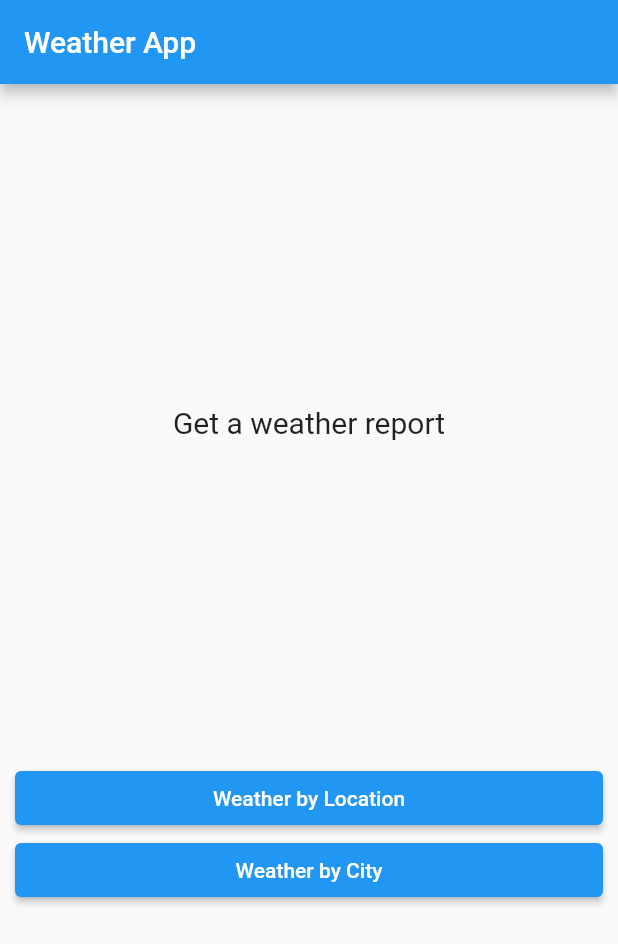
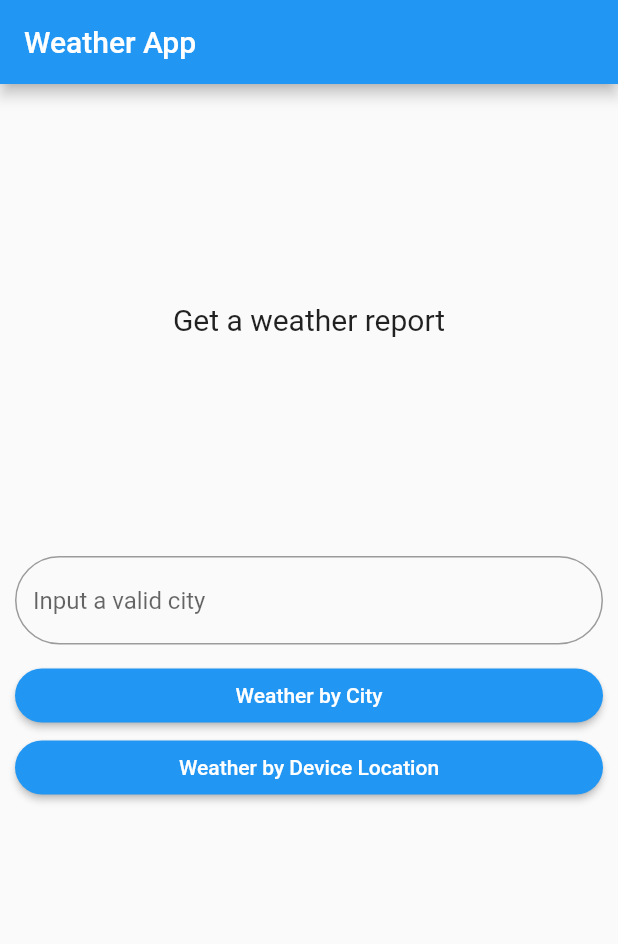
Before and after one commit to kreeztoph/weatherapp, a Flutter app: the screen it shows after launch, on a phone screen of 412 x 824 dp. Shown: the top 944 px of the screen. Run offline on Flutter 3.47's test engine with Material 2 defaults, Android fonts, the phone set to English and light mode, and no system bars; our stand-ins replace bloc, dartz, equatable, flutter_bloc, geolocator, get_it and 1 more; missing offline and left inert: cross_connectivity.

Commit message:
Location integration (#1)
 added search by city functionality

```diff
--- a/lib/features/weather/data/datasources/weather_remote_date_source.dart
+++ b/lib/features/weather/data/datasources/weather_remote_date_source.dart
@@ -31,7 +31,7 @@ class WeatherRemoteDataSourceImpl implements WeatherRemoteDataSource {
 
   @override
   Future<WeatherModel> getWeatherByCity(String city) => _getWeatherUrl(
-      'https://api.openweathermap.org/data/2.5/weather?id=$city&appid=$API_KEY');
+      'https://api.openweathermap.org/data/2.5/weather?q=$city&appid=$API_KEY');
 
   Future<WeatherModel> _getWeatherUrl(String url) async {
     final response = await client.get(Uri.parse(url), headers: {
--- a/lib/features/weather/data/repositories/weather_repository_impl.dart
+++ b/lib/features/weather/data/repositories/weather_repository_impl.dart
@@ -1,6 +1,7 @@
 // ignore_for_file: prefer_generic_function_type_aliases
 
 import 'package:dartz/dartz.dart';
+import 'package:weather_app/features/weather/data/models/weather_model.dart';
 
 import '../../../../core/error/exception.dart';
 import '../../../../core/error/failure.dart';
@@ -44,7 +45,7 @@ class WeatherRepositoryImpl implements WeatherRepository {
     if (await networkInfo.isDeviceConnected) {
       try {
         final remoteWeather = await getConcreteOrCity();
-        localDataSource.cacheWeatherTrivia;
+        localDataSource.cacheWeatherTrivia(remoteWeather as WeatherModel);
         return Right(remoteWeather);
       } on ServerException {
         return Left(ServerFailure());
--- a/lib/features/weather/domain/entities/weather.dart
+++ b/lib/features/weather/domain/entities/weather.dart
@@ -1,17 +1,17 @@
 import 'package:equatable/equatable.dart';
 
 class Weather extends Equatable {
-  final String weather;
-  final double latitude;
-  final double longitude;
+  final String weathers;
+  final double? latitude;
+  final double? longitude;
   final String weatherDescription;
-  final double mainTemp;
-  final double feelsLike;
+  final double? mainTemp;
+  final double? feelsLike;
   final String country;
   final String city;
 
   const Weather(
-      {required this.weather,
+      {required this.weathers,
       required this.latitude,
       required this.longitude,
       required this.weatherDescription,
@@ -22,7 +22,7 @@ class Weather extends Equatable {
 
   @override
   List<Object?> get props => [
-        weather,
+        weathers,
         latitude,
         longitude,
         weatherDescription,
--- a/lib/features/weather/presentation/cubit/weather_cubit.dart
+++ b/lib/features/weather/presentation/cubit/weather_cubit.dart
@@ -1,8 +1,7 @@
-// ignore_for_file: constant_identifier_names
+// ignore_for_file: constant_identifier_names, depend_on_referenced_packages
 
 import 'package:bloc/bloc.dart';
 import 'package:equatable/equatable.dart';
-import 'package:weather_app/core/util/input_converter.dart';
 import 'package:weather_app/features/weather/domain/usecases/get_concrete_weather.dart';
 import 'package:weather_app/features/weather/domain/usecases/get_weather_by_city.dart';
 
--- a/lib/features/weather/presentation/pages/weather_page.dart
+++ b/lib/features/weather/presentation/pages/weather_page.dart
@@ -2,7 +2,6 @@
 
 import 'package:flutter/material.dart';
 import 'package:flutter_bloc/flutter_bloc.dart';
-import 'package:weather_app/features/weather/data/datasources/weather_local_data_source.dart';
 import 'package:weather_app/features/weather/presentation/cubit/weather_cubit.dart';
 import 'package:weather_app/features/weather/presentation/widgets/widgets.dart';
 
@@ -19,7 +18,7 @@ class WeatherPage extends StatelessWidget {
       appBar: AppBar(
         title: const Text('Weather App'),
       ),
-      body: buildBody(),
+      body: SingleChildScrollView(child: buildBody()),
     );
   }
 }
@@ -44,7 +43,7 @@ BlocProvider<WeatherCubit> buildBody() {
                 } else if (state is WeatherLoading) {
                   return LoadingCircle();
                 } else if (state is WeatherLoaded) {
-                  return WeatherDisplay(weather: state.weather);
+                  return WeatherDisplay(mainWeather: state.weather);
                 } else if (state is Error) {
                   return MessageDisplay(message: state.message);
                 } else {
@@ -73,16 +72,37 @@ class WeatherControl extends StatefulWidget {
 }
 
 class _WeatherControlState extends State<WeatherControl> {
+  final controller = TextEditingController();
+  late String inputStr;
   @override
   Widget build(BuildContext context) {
     return Column(
       children: [
+        TextField(
+          decoration: InputDecoration(
+              border: OutlineInputBorder(
+                borderRadius: BorderRadius.circular(
+                  (30.0),
+                ),
+              ),
+              hintText: 'Input a valid city'),
+          onChanged: (value) {
+            inputStr = value;
+          },
+          onSubmitted: (_) => dispatchWeatherByCity(context),
+        ),
+        SizedBox(
+          height: 10,
+        ),
         Row(
           children: [
             Expanded(
               child: ElevatedButton(
-                onPressed: () {},
-                child: const Text('Weather by Location'),
+                style: ElevatedButton.styleFrom(
+                    shape: RoundedRectangleBorder(
+                        borderRadius: BorderRadius.circular(30))),
+                onPressed: () => dispatchWeatherByCity(context),
+                child: const Text('Weather by City'),
               ),
             ),
           ],
@@ -91,8 +111,11 @@ class _WeatherControlState extends State<WeatherControl> {
           children: [
             Expanded(
               child: ElevatedButton(
+                style: ElevatedButton.styleFrom(
+                    shape: RoundedRectangleBorder(
+                        borderRadius: BorderRadius.circular(30))),
                 onPressed: () {},
-                child: const Text('Weather by City'),
+                child: const Text('Weather by Device Location'),
               ),
             ),
           ],
@@ -100,4 +123,9 @@ class _WeatherControlState extends State<WeatherControl> {
       ],
     );
   }
+
+  void dispatchWeatherByCity(BuildContext context) {
+    controller.clear();
+    BlocProvider.of<WeatherCubit>(context).getWeatherCity(inputStr);
+  }
 }
--- a/lib/features/weather/presentation/widgets/message_display.dart
+++ b/lib/features/weather/presentation/widgets/message_display.dart
@@ -7,7 +7,7 @@ class MessageDisplay extends StatelessWidget {
   @override
   Widget build(BuildContext context) {
     return SizedBox(
-      height: MediaQuery.of(context).size.height / 2,
+      height: MediaQuery.of(context).size.height / 3,
       child: Center(
           child: SingleChildScrollView(
         child: Text(
--- a/pubspec.yaml
+++ b/pubspec.yaml
@@ -18,6 +18,7 @@ dependencies:
   cross_connectivity: ^3.0.5
   http: ^0.13.4
   shared_preferences: ^2.0.15
+  geolocator : ^9.0.1
 
 
 
```
Also changed, not shown: lib/core/location/location_info.dart (added, +34 -0 lines), lib/features/weather/data/models/weather_model.dart (+12 -12 lines), lib/features/weather/presentation/widgets/weather_display.dart (+54 -12 lines), pubspec.lock, 5 other files.
